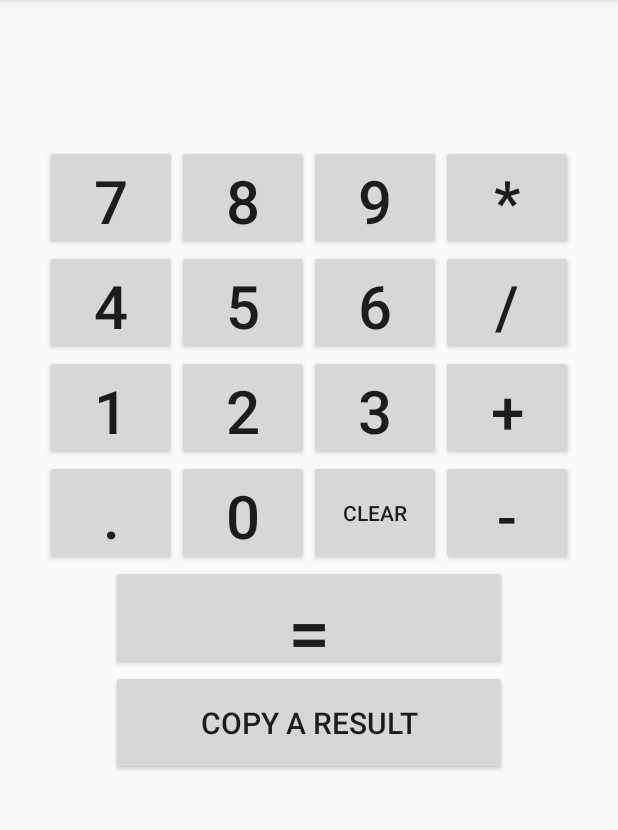
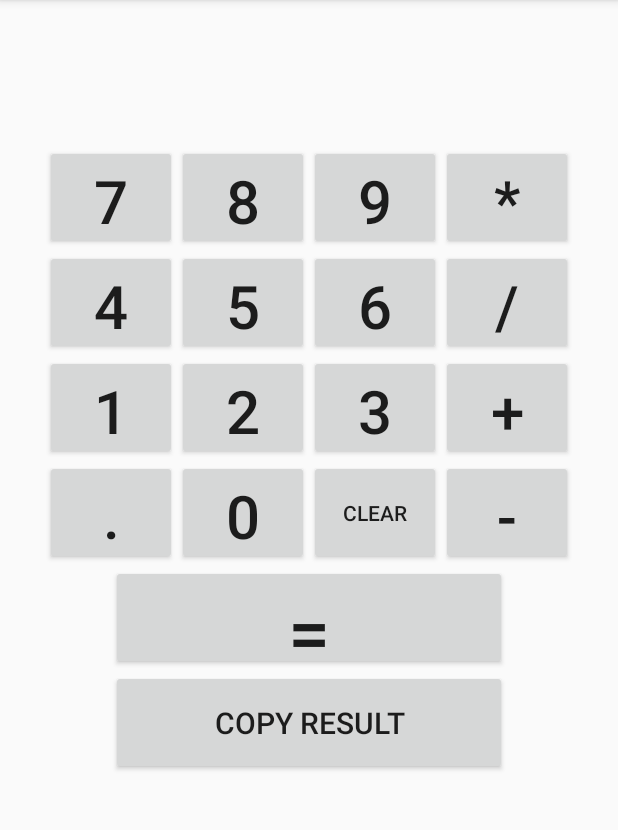
Before and after one commit to Apollo24/EasyCalculator, an Android app: the screen it shows after launch (MainActivity), after a tap on "CLEAR", on a phone screen of 412 x 824 dp, the part 84-914 px from its top. Run offline under Robolectric (Android 15) with nearby library versions, the phone set to English and light mode, and no system bars.

```diff
--- a/app/src/main/AndroidManifest.xml
+++ b/app/src/main/AndroidManifest.xml
@@ -17,4 +17,6 @@
         </activity>
     </application>
 
+    <uses-permission android:name="android.permission.VIBRATE"/>
+
 </manifest>
--- a/app/src/main/java/com/antonsusman/easycalculator/MainActivity.java
+++ b/app/src/main/java/com/antonsusman/easycalculator/MainActivity.java
@@ -2,7 +2,9 @@ package com.antonsusman.easycalculator;
 
 import android.content.ClipData;
 import android.content.ClipboardManager;
+import android.content.Context;
 import android.os.Bundle;
+import android.os.Vibrator;
 import android.support.v7.app.ActionBarActivity;
 import android.view.View;
 import android.widget.Button;
@@ -24,6 +26,8 @@ public class MainActivity extends ActionBarActivity {
     protected void onCreate(Bundle savedInstanceState) {
         super.onCreate(savedInstanceState);
         setContentView(R.layout.activity_main);
+
+
 
 
 
@@ -123,6 +127,8 @@ public class MainActivity extends ActionBarActivity {
     }
     public void onButtonClick(View v) {
 
+        final Vibrator vibe = (Vibrator) MainActivity.this.getSystemService(Context.VIBRATOR_SERVICE);
+
         switch (v.getId()) {
 
 
@@ -130,7 +136,7 @@ public class MainActivity extends ActionBarActivity {
                 Scr.setText("");
                 NumberBf = 0;
                 Operation = "";
-                Toast.makeText(getApplicationContext(), "Cleared", Toast.LENGTH_SHORT).show();
+                vibe.vibrate(200);
                 break;
             case R.id.btnPlus:
                 mMath("+");
--- a/app/src/main/res/layout/activity_main.xml
+++ b/app/src/main/res/layout/activity_main.xml
@@ -188,7 +188,7 @@
             <Button
                 android:layout_width="wrap_content"
                 android:layout_height="wrap_content"
-                android:text="copy a result"
+                android:text="copy result"
                 android:textSize="20sp"
                 android:id="@+id/btnCopy"
                 android:layout_span="3"
```
